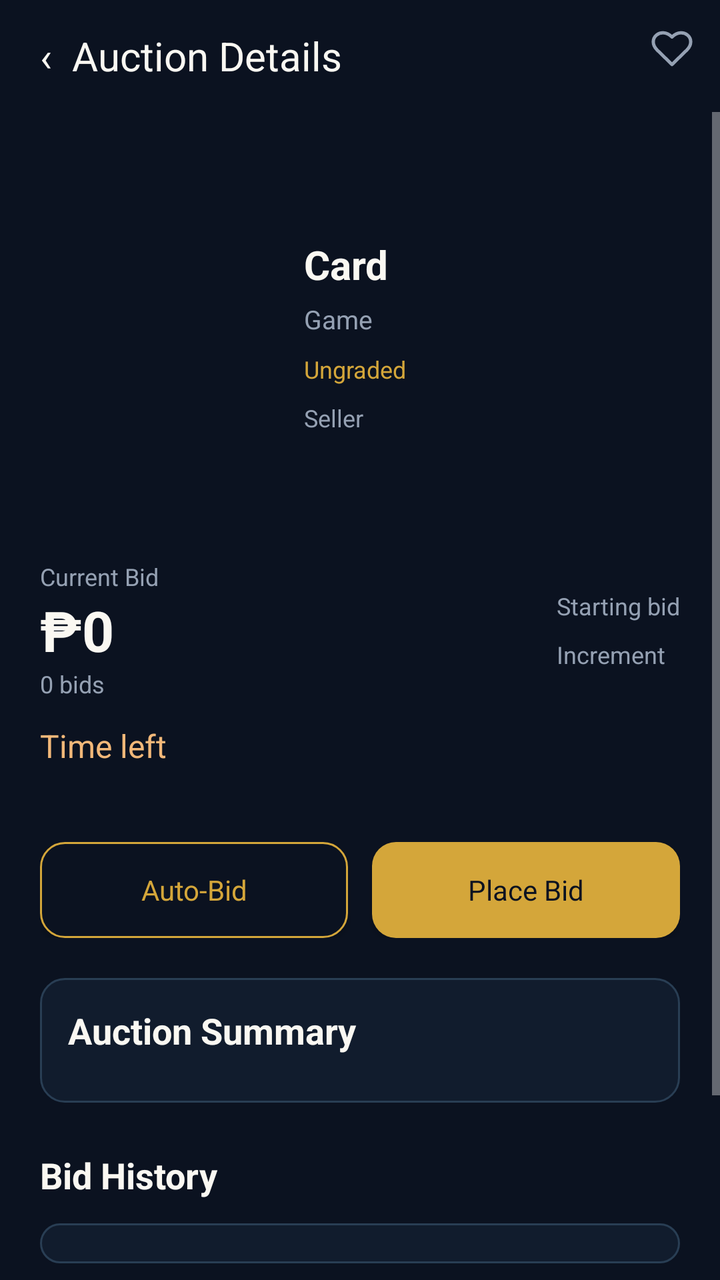
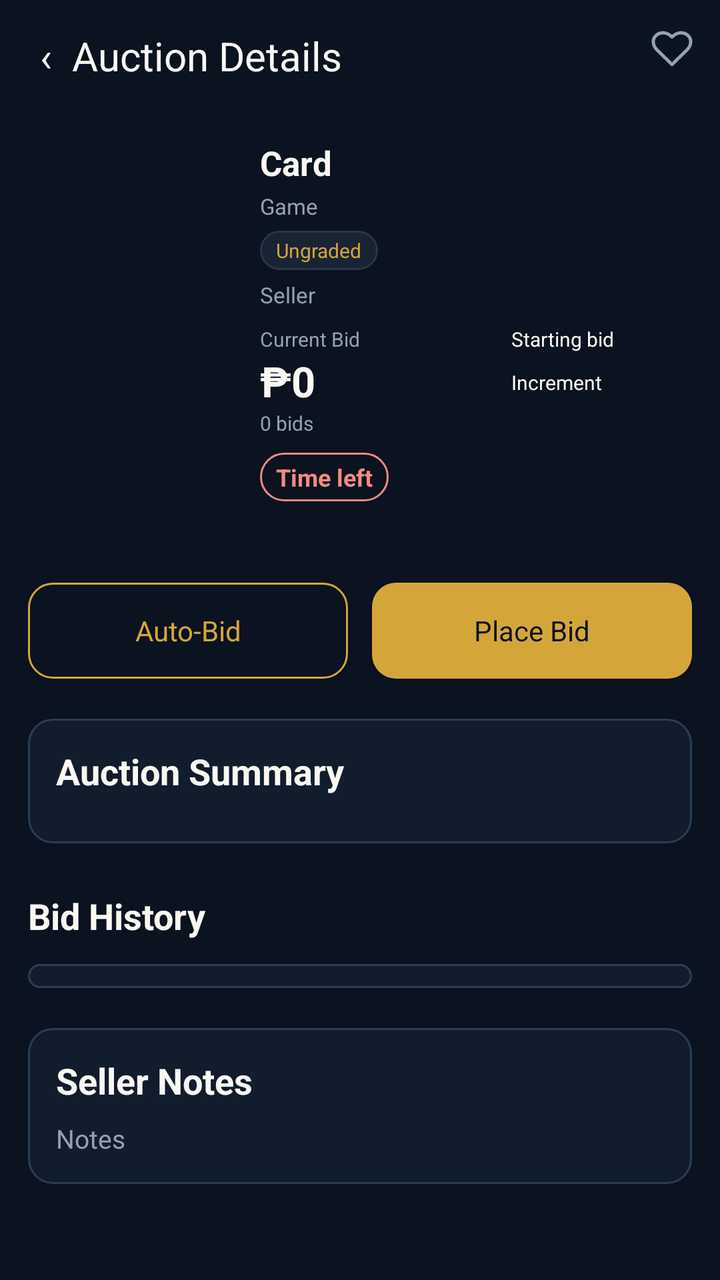

Compare the two renders of this Android layout. The source of the first and the diff that turns it into the second are given below.
<!-- AndroidManifest.xml: application theme Theme.Deckbid -->
<!-- res/layout/activity_auction_details.xml -->
<?xml version="1.0" encoding="utf-8"?>
<LinearLayout xmlns:android="http://schemas.android.com/apk/res/android"
        android:layout_width="match_parent"
        android:layout_height="match_parent"
        android:orientation="vertical"
        android:fitsSystemWindows="true"
        android:background="#0B1220">
    <LinearLayout
        android:layout_width="match_parent"
        android:layout_height="56dp"
        android:orientation="horizontal"
        android:gravity="center_vertical">
        <Button
        android:id="@+id/auction_back"
        android:layout_width="0dp"
        android:layout_height="56dp"
        android:background="@android:color/transparent"
        android:backgroundTint="@null"
        android:text="‹  Auction Details"
        android:textSize="20sp"
        android:textAllCaps="false"
        android:textColor="#FAF8F2"
        android:layout_weight="1"
        android:gravity="start|center_vertical"
        android:paddingStart="20dp"
        android:paddingEnd="20dp" />
        <ImageButton
        android:id="@+id/auction_save"
        android:layout_width="48dp"
        android:layout_height="48dp"
        android:layout_gravity="top|end"
        android:padding="13dp"
        android:src="@drawable/auction_heart"
        android:background="?android:attr/selectableItemBackground"
        android:contentDescription="Save to watchlist" />
    </LinearLayout>
    <ScrollView
        android:layout_width="match_parent"
        android:layout_height="0dp"
        android:layout_weight="1">
        <LinearLayout
        android:layout_width="match_parent"
        android:layout_height="wrap_content"
        android:orientation="vertical"
        android:padding="20dp">
            <LinearLayout
        android:layout_width="match_parent"
        android:layout_height="wrap_content"
        android:orientation="horizontal"
        android:gravity="center_vertical">
                <ImageView
        android:id="@+id/detail_auction_image"
        android:layout_width="116dp"
        android:layout_height="184dp"
        android:scaleType="fitCenter" />
                <LinearLayout
        android:layout_width="0dp"
        android:layout_height="wrap_content"
        android:layout_weight="1"
        android:layout_marginStart="16dp"
        android:orientation="vertical">
                    <TextView
        android:id="@+id/detail_auction_name"
        android:layout_width="match_parent"
        android:layout_height="wrap_content"
        android:text="Card"
        android:textSize="20sp"
        android:textColor="#FAF8F2"
        android:textStyle="bold" />
                    <TextView
        android:id="@+id/detail_auction_game"
        android:layout_width="match_parent"
        android:layout_height="wrap_content"
        android:text="Game"
        android:textSize="13sp"
        android:textColor="#95A1B3"
        android:layout_marginTop="5dp" />
                    <TextView
        android:id="@+id/detail_auction_grade"
        android:layout_width="match_parent"
        android:layout_height="wrap_content"
        android:text="Ungraded"
        android:textSize="12sp"
        android:textColor="#D4A63A"
        android:layout_marginTop="8dp" />
                    <TextView
        android:id="@+id/detail_auction_seller"
        android:layout_width="match_parent"
        android:layout_height="wrap_content"
        android:text="Seller"
        android:textSize="12sp"
        android:textColor="#95A1B3"
        android:layout_marginTop="8dp" />
                </LinearLayout>
            </LinearLayout>
            <LinearLayout
        android:layout_width="match_parent"
        android:layout_height="wrap_content"
        android:orientation="horizontal"
        android:gravity="center_vertical"
        android:layout_marginTop="20dp">
                <LinearLayout
        android:layout_width="0dp"
        android:layout_height="wrap_content"
        android:layout_weight="1"
        android:orientation="vertical">
                    <TextView
        android:layout_width="match_parent"
        android:layout_height="wrap_content"
        android:text="Current Bid"
        android:textSize="12sp"
        android:textColor="#95A1B3" />
                    <TextView
        android:id="@+id/detail_auction_bid"
        android:layout_width="match_parent"
        android:layout_height="wrap_content"
        android:text="₱0"
        android:textSize="28sp"
        android:textColor="#FAF8F2"
        android:textStyle="bold" />
                    <TextView
        android:id="@+id/detail_auction_count"
        android:layout_width="match_parent"
        android:layout_height="wrap_content"
        android:text="0 bids"
        android:textSize="12sp"
        android:textColor="#95A1B3" />
                </LinearLayout>
                <LinearLayout
        android:layout_width="wrap_content"
        android:layout_height="wrap_content"
        android:orientation="vertical">
                    <TextView
        android:id="@+id/detail_auction_start"
        android:layout_width="match_parent"
        android:layout_height="wrap_content"
        android:text="Starting bid"
        android:textSize="12sp"
        android:textColor="#95A1B3" />
                    <TextView
        android:id="@+id/detail_auction_increment"
        android:layout_width="match_parent"
        android:layout_height="wrap_content"
        android:text="Increment"
        android:textSize="12sp"
        android:textColor="#95A1B3"
        android:layout_marginTop="8dp" />
                </LinearLayout>
            </LinearLayout>
            <TextView
        android:id="@+id/detail_auction_time"
        android:layout_width="match_parent"
        android:layout_height="wrap_content"
        android:text="Time left"
        android:textSize="16sp"
        android:textColor="#F2B879"
        android:layout_marginTop="12dp" />
            <TextView
        android:id="@+id/detail_auction_status"
        android:layout_width="match_parent"
        android:layout_height="wrap_content"
        android:text=""
        android:textSize="12sp"
        android:textColor="#D4A63A"
        android:layout_marginTop="5dp" />
            <LinearLayout
        android:layout_width="match_parent"
        android:layout_height="wrap_content"
        android:orientation="horizontal"
        android:gravity="center_vertical"
        android:layout_marginTop="16dp">
                <Button
        android:id="@+id/auction_auto_bid"
        android:layout_width="0dp"
        android:layout_height="48dp"
        android:background="@drawable/button_outline"
        android:backgroundTint="@null"
        android:text="Auto-Bid"
        android:textSize="14sp"
        android:textAllCaps="false"
        android:textColor="#D4A63A"
        android:layout_weight="1"
        android:layout_marginEnd="6dp" />
                <Button
        android:id="@+id/auction_place_bid"
        android:layout_width="0dp"
        android:layout_height="48dp"
        android:background="@drawable/button_gold"
        android:backgroundTint="@null"
        android:text="Place Bid"
        android:textSize="14sp"
        android:textAllCaps="false"
        android:textColor="#0B1220"
        android:layout_weight="1"
        android:layout_marginStart="6dp" />
            </LinearLayout>
            <LinearLayout
        android:layout_width="match_parent"
        android:layout_height="wrap_content"
        android:orientation="vertical"
        android:background="@drawable/binder_panel"
        android:padding="14dp"
        android:layout_marginTop="20dp">
                <TextView
        android:layout_width="match_parent"
        android:layout_height="wrap_content"
        android:text="Auction Summary"
        android:textSize="18sp"
        android:textColor="#FAF8F2"
        android:textStyle="bold"
        android:layout_marginBottom="10dp" />
                <LinearLayout
        android:id="@+id/auction_summary"
        android:layout_width="match_parent"
        android:layout_height="wrap_content"
        android:orientation="vertical" />
            </LinearLayout>
            <TextView
        android:layout_width="match_parent"
        android:layout_height="wrap_content"
        android:text="Bid History"
        android:textSize="18sp"
        android:textColor="#FAF8F2"
        android:textStyle="bold"
        android:layout_marginTop="24dp"
        android:layout_marginBottom="12dp" />
            <LinearLayout
        android:id="@+id/auction_history"
        android:layout_width="match_parent"
        android:layout_height="wrap_content"
        android:orientation="vertical"
        android:background="@drawable/binder_panel"
        android:padding="10dp" />
            <LinearLayout
        android:layout_width="match_parent"
        android:layout_height="wrap_content"
        android:orientation="vertical"
        android:layout_marginTop="20dp"
        android:background="@drawable/binder_panel"
        android:padding="14dp">
                <TextView
        android:layout_width="match_parent"
        android:layout_height="wrap_content"
        android:text="Seller Notes"
        android:textSize="18sp"
        android:textColor="#FAF8F2"
        android:textStyle="bold" />
                <TextView
        android:id="@+id/auction_notes"
        android:layout_width="match_parent"
        android:layout_height="wrap_content"
        android:text="Notes"
        android:textSize="13sp"
        android:textColor="#95A1B3"
        android:layout_marginTop="8dp" />
            </LinearLayout>
        </LinearLayout>
    </ScrollView>
</LinearLayout>
<!-- resources referenced by this layout -->
<resources>
  <!-- drawable auction_heart (drawable) -->
  <?xml version="1.0" encoding="utf-8"?>
  <vector xmlns:android="http://schemas.android.com/apk/res/android"
      android:width="22dp"
      android:height="22dp"
      android:viewportWidth="24"
      android:viewportHeight="24">
      <path
          android:fillColor="#00000000"
          android:strokeColor="#95A1B3"
          android:strokeWidth="1.8"
          android:strokeLineJoin="round"
          android:pathData="M12,21 L3.8,13 C-2,7 6,0 12,6 C18,0 26,7 20.2,13 Z"/>
  </vector>
  <!-- drawable binder_panel (drawable) -->
  <?xml version="1.0" encoding="utf-8"?>
  <shape xmlns:android="http://schemas.android.com/apk/res/android">
      <solid
          android:color="#111C2D"/>
      <corners
          android:radius="12dp"/>
      <stroke
          android:width="1dp"
          android:color="#293E54"/>
  </shape>
  <!-- drawable button_gold (drawable) -->
  <?xml version="1.0" ?>
  <shape xmlns:android="http://schemas.android.com/apk/res/android" android:shape="rectangle">
      <solid android:color="@color/gold"/>
      <corners android:radius="12dp"/>
  </shape>
  <!-- drawable button_outline (drawable) -->
  <?xml version="1.0" ?>
  <shape xmlns:android="http://schemas.android.com/apk/res/android" android:shape="rectangle">
      <solid android:color="@color/background"/>
      <corners android:radius="12dp"/>
      <stroke
          android:width="1dp"
          android:color="@color/gold"/>
  </shape>
  <style name="Theme.Deckbid" parent="android:style/Theme.Material.NoActionBar">
          <item name="android:fontFamily">sans-serif</item>
          <item name="android:colorAccent">#D4A63A</item>
          <item name="android:windowBackground">#0B1220</item>
          <item name="android:statusBarColor">#0B1220</item>
          <item name="android:navigationBarColor">#0B1220</item>
          <item name="android:windowLightStatusBar">false</item>
      </style>
  <color name="gold">#D4A63A</color>
  <color name="background">#0B1220</color>
</resources>

<!-- the commit's change to res/layout/activity_auction_details.xml (unified diff, before → after) -->
@@ -42,29 +42,30 @@
         android:layout_width="match_parent"
         android:layout_height="wrap_content"
         android:orientation="vertical"
-        android:padding="20dp">
-            <LinearLayout
-        android:layout_width="match_parent"
-        android:layout_height="wrap_content"
-        android:orientation="horizontal"
-        android:gravity="center_vertical">
+        android:padding="14dp">
+            <LinearLayout
+        android:layout_width="match_parent"
+        android:layout_height="wrap_content"
+        android:orientation="horizontal"
+        android:gravity="top">
                 <ImageView
         android:id="@+id/detail_auction_image"
-        android:layout_width="116dp"
-        android:layout_height="184dp"
-        android:scaleType="fitCenter" />
+        android:layout_width="104dp"
+        android:layout_height="158dp"
+        android:scaleType="fitCenter"
+        android:layout_marginTop="2dp" />
                 <LinearLayout
         android:layout_width="0dp"
         android:layout_height="wrap_content"
         android:layout_weight="1"
-        android:layout_marginStart="16dp"
+        android:layout_marginStart="12dp"
         android:orientation="vertical">
                     <TextView
         android:id="@+id/detail_auction_name"
         android:layout_width="match_parent"
         android:layout_height="wrap_content"
         android:text="Card"
-        android:textSize="20sp"
+        android:textSize="17sp"
         android:textColor="#FAF8F2"
         android:textStyle="bold" />
                     <TextView
@@ -72,97 +73,110 @@
         android:layout_width="match_parent"
         android:layout_height="wrap_content"
         android:text="Game"
-        android:textSize="13sp"
+        android:textSize="11sp"
+        android:textColor="#95A1B3"
+        android:layout_marginTop="3dp" />
+                    <TextView
+        android:id="@+id/detail_auction_grade"
+        android:layout_width="wrap_content"
+        android:layout_height="wrap_content"
+        android:text="Ungraded"
+        android:textSize="10sp"
+        android:textColor="#D4A63A"
+        android:layout_marginTop="5dp"
+        android:background="@drawable/input_background"
+        android:paddingStart="8dp"
+        android:paddingEnd="8dp"
+        android:paddingTop="3dp"
+        android:paddingBottom="3dp" />
+                    <TextView
+        android:id="@+id/detail_auction_seller"
+        android:layout_width="match_parent"
+        android:layout_height="wrap_content"
+        android:text="Seller"
+        android:textSize="11sp"
         android:textColor="#95A1B3"
         android:layout_marginTop="5dp" />
-                    <TextView
-        android:id="@+id/detail_auction_grade"
-        android:layout_width="match_parent"
-        android:layout_height="wrap_content"
-        android:text="Ungraded"
+                    <LinearLayout
+        android:layout_width="match_parent"
+        android:layout_height="wrap_content"
+        android:orientation="horizontal"
+        android:gravity="top"
+        android:layout_marginTop="8dp">
+                        <LinearLayout
+        android:layout_width="0dp"
+        android:layout_height="wrap_content"
+        android:layout_weight="1.2"
+        android:orientation="vertical">
+                            <TextView
+        android:layout_width="match_parent"
+        android:layout_height="wrap_content"
+        android:text="Current Bid"
+        android:textSize="10sp"
+        android:textColor="#95A1B3" />
+                            <TextView
+        android:id="@+id/detail_auction_bid"
+        android:layout_width="match_parent"
+        android:layout_height="wrap_content"
+        android:text="₱0"
+        android:textSize="21sp"
+        android:textColor="#FAF8F2"
+        android:textStyle="bold" />
+                            <TextView
+        android:id="@+id/detail_auction_count"
+        android:layout_width="match_parent"
+        android:layout_height="wrap_content"
+        android:text="0 bids"
+        android:textSize="10sp"
+        android:textColor="#95A1B3" />
+                        </LinearLayout>
+                        <LinearLayout
+        android:layout_width="0dp"
+        android:layout_height="wrap_content"
+        android:orientation="vertical"
+        android:layout_weight="1"
+        android:paddingStart="8dp">
+                            <TextView
+        android:id="@+id/detail_auction_start"
+        android:layout_width="match_parent"
+        android:layout_height="wrap_content"
+        android:text="Starting bid"
+        android:textSize="10sp"
+        android:textColor="#FAF8F2" />
+                            <TextView
+        android:id="@+id/detail_auction_increment"
+        android:layout_width="match_parent"
+        android:layout_height="wrap_content"
+        android:text="Increment"
+        android:textSize="10sp"
+        android:textColor="#FAF8F2"
+        android:layout_marginTop="8dp" />
+                        </LinearLayout>
+                    </LinearLayout>
+                    <TextView
+        android:id="@+id/detail_auction_time"
+        android:layout_width="wrap_content"
+        android:layout_height="wrap_content"
+        android:text="Time left"
         android:textSize="12sp"
-        android:textColor="#D4A63A"
-        android:layout_marginTop="8dp" />
-                    <TextView
-        android:id="@+id/detail_auction_seller"
-        android:layout_width="match_parent"
-        android:layout_height="wrap_content"
-        android:text="Seller"
-        android:textSize="12sp"
-        android:textColor="#95A1B3"
-        android:layout_marginTop="8dp" />
+        android:textColor="#F28B82"
+        android:layout_marginTop="8dp"
+        android:textStyle="bold"
+        android:background="@drawable/auction_time_badge"
+        android:paddingStart="8dp"
+        android:paddingEnd="8dp"
+        android:paddingTop="4dp"
+        android:paddingBottom="4dp" />
                 </LinearLayout>
             </LinearLayout>
-            <LinearLayout
-        android:layout_width="match_parent"
-        android:layout_height="wrap_content"
-        android:orientation="horizontal"
-        android:gravity="center_vertical"
-        android:layout_marginTop="20dp">
-                <LinearLayout
-        android:layout_width="0dp"
-        android:layout_height="wrap_content"
-        android:layout_weight="1"
-        android:orientation="vertical">
-                    <TextView
-        android:layout_width="match_parent"
-        android:layout_height="wrap_content"
-        android:text="Current Bid"
-        android:textSize="12sp"
-        android:textColor="#95A1B3" />
-                    <TextView
-        android:id="@+id/detail_auction_bid"
-        android:layout_width="match_parent"
-        android:layout_height="wrap_content"
-        android:text="₱0"
-        android:textSize="28sp"
-        android:textColor="#FAF8F2"
-        android:textStyle="bold" />
-                    <TextView
-        android:id="@+id/detail_auction_count"
-        android:layout_width="match_parent"
-        android:layout_height="wrap_content"
-        android:text="0 bids"
-        android:textSize="12sp"
-        android:textColor="#95A1B3" />
-                </LinearLayout>
-                <LinearLayout
-        android:layout_width="wrap_content"
-        android:layout_height="wrap_content"
-        android:orientation="vertical">
-                    <TextView
-        android:id="@+id/detail_auction_start"
-        android:layout_width="match_parent"
-        android:layout_height="wrap_content"
-        android:text="Starting bid"
-        android:textSize="12sp"
-        android:textColor="#95A1B3" />
-                    <TextView
-        android:id="@+id/detail_auction_increment"
-        android:layout_width="match_parent"
-        android:layout_height="wrap_content"
-        android:text="Increment"
-        android:textSize="12sp"
-        android:textColor="#95A1B3"
-        android:layout_marginTop="8dp" />
-                </LinearLayout>
-            </LinearLayout>
-            <TextView
-        android:id="@+id/detail_auction_time"
-        android:layout_width="match_parent"
-        android:layout_height="wrap_content"
-        android:text="Time left"
-        android:textSize="16sp"
-        android:textColor="#F2B879"
-        android:layout_marginTop="12dp" />
             <TextView
         android:id="@+id/detail_auction_status"
         android:layout_width="match_parent"
         android:layout_height="wrap_content"
         android:text=""
-        android:textSize="12sp"
+        android:textSize="11sp"
         android:textColor="#D4A63A"
-        android:layout_marginTop="5dp" />
+        android:layout_marginTop="10dp" />
             <LinearLayout
         android:layout_width="match_parent"
         android:layout_height="wrap_content"
@@ -230,7 +244,7 @@
         android:layout_height="wrap_content"
         android:orientation="vertical"
         android:background="@drawable/binder_panel"
-        android:padding="10dp" />
+        android:padding="6dp" />
             <LinearLayout
         android:layout_width="match_parent"
         android:layout_height="wrap_content"
<!-- resource entries referenced after the edit -->
@@ -14,6 +14,8 @@
           android:strokeLineJoin="round"
           android:pathData="M12,21 L3.8,13 C-2,7 6,0 12,6 C18,0 26,7 20.2,13 Z"/>
   </vector>
+  <!-- drawable auction_time_badge (drawable) -->
+  <shape xmlns:android="http://schemas.android.com/apk/res/android" android:shape="rectangle"><solid android:color="#0B1220"/><stroke android:width="1dp" android:color="#F28B82"/><corners android:radius="14dp"/></shape>
   <!-- drawable binder_panel (drawable) -->
   <?xml version="1.0" encoding="utf-8"?>
   <shape xmlns:android="http://schemas.android.com/apk/res/android">
@@ -40,6 +42,15 @@
           android:width="1dp"
           android:color="@color/gold"/>
   </shape>
+  <!-- drawable input_background (drawable) -->
+  <?xml version="1.0" ?>
+  <shape xmlns:android="http://schemas.android.com/apk/res/android" android:shape="rectangle">
+      <solid android:color="@color/surface"/>
+      <corners android:radius="12dp"/>
+      <stroke
+          android:width="1dp"
+          android:color="@color/border"/>
+  </shape>
   <style name="Theme.Deckbid" parent="android:style/Theme.Material.NoActionBar">
           <item name="android:fontFamily">sans-serif</item>
           <item name="android:colorAccent">#D4A63A</item>
@@ -50,5 +61,7 @@
       </style>
   <color name="gold">#D4A63A</color>
   <color name="background">#0B1220</color>
+  <color name="surface">#182334</color>
+  <color name="border">#293548</color>
 </resources>
 
